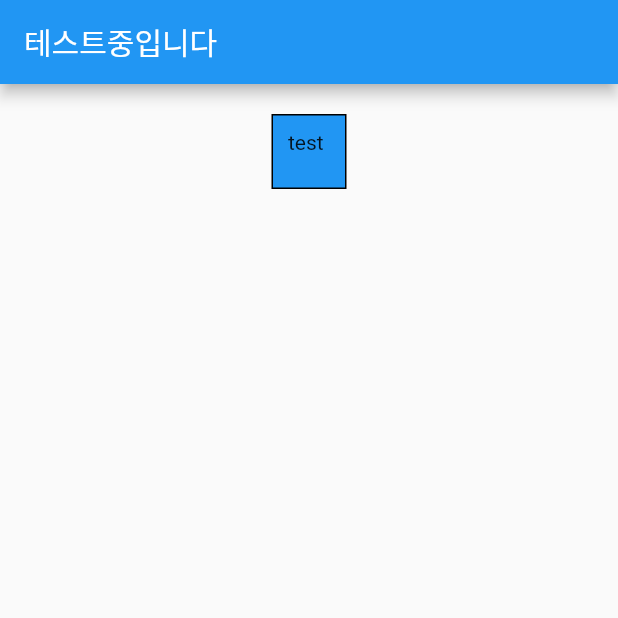
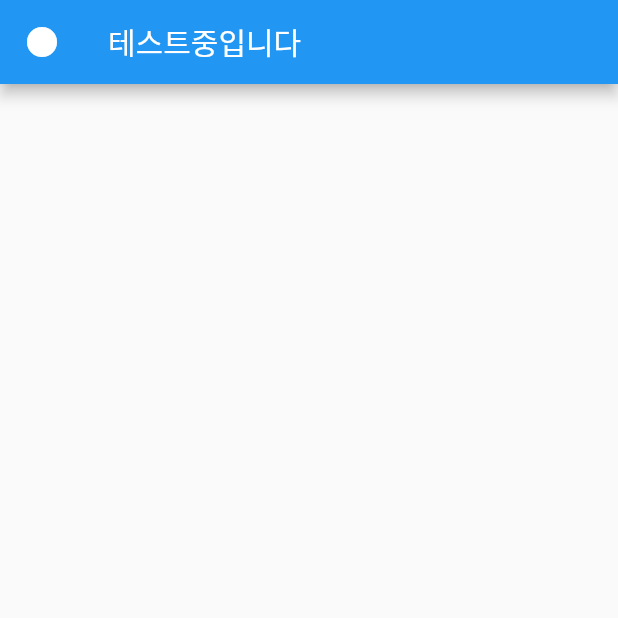
Before and after one commit to ddaeyongee/flutter_contact, a Flutter app: the screen it shows after launch, on a phone screen of 412 x 824 dp, the top half of it. Run offline on Flutter 3.47's test engine with Material 2 defaults, Android fonts, the phone set to English and light mode, and no system bars.

```diff
--- a/lib/main.dart
+++ b/lib/main.dart
@@ -6,38 +6,64 @@ void main() {
 
 class MyApp extends StatelessWidget {
   const MyApp({Key? key}) : super(key: key);
-
   @override
   Widget build(BuildContext context) {
     return MaterialApp(
-      home: Scaffold(
-        appBar: AppBar( title: Text('테스트중입니다')),
-        body: Align(
-          alignment: Alignment.topCenter,
-          child: Container(
-            width: 50,
-            height: 50,
+        home: Scaffold(
+          appBar: AppBar(
+            title: Text('테스트중입니다'),
+            leading: Icon(Icons.circle),
 
-            // 테두리 옵션
-            decoration: BoxDecoration(
-              color: Colors.blue,
-              border: Border.all(color: Colors.black)
-            ),
+          ),
+          body: SizedBox(
 
-            // 마진, 패딩 옵션
-            margin: EdgeInsets.all(20),
-              // margin: EdgeInsets.fromLTRB(10, 0, 0, 0),
-            padding: EdgeInsets.all(10),
 
-            // 텍스트박스 옵션
-            child: Text( 'test')
+            // child: TextButton(
+            //   child: Text('버튼이다'),
+            //   onPressed: (){},
+            // ),
+
+            // child: Text('하이',
+            //   style: TextStyle(fontSize: 30, fontWeight: FontWeight.w700, color: Colors.amber)),
+
           ),
-        ),
-      )
+        )
     );
 
   }
 }
+
+//   @override
+//   Widget build(BuildContext context) {
+//     return MaterialApp(
+//       home: Scaffold(
+//         appBar: AppBar( title: Text('테스트중입니다')),
+//         body: Align(
+//           alignment: Alignment.topCenter,
+//           child: Container(
+//             width: 50,
+//             height: 50,
+//
+//             // 테두리 옵션
+//             decoration: BoxDecoration(
+//               color: Colors.blue,
+//               border: Border.all(color: Colors.black)
+//             ),
+//
+//             // 마진, 패딩 옵션
+//             margin: EdgeInsets.all(20),
+//               // margin: EdgeInsets.fromLTRB(10, 0, 0, 0),
+//             padding: EdgeInsets.all(10),
+//
+//             // 텍스트박스 옵션
+//             child: Text( 'test')
+//           ),
+//         ),
+//       )
+//     );
+//
+//   }
+// }
 
 //
 // class MyApp extends StatelessWidget {
```
